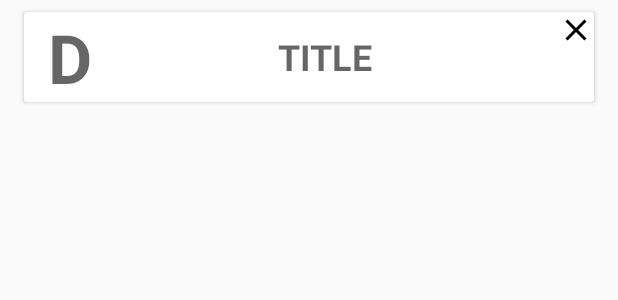
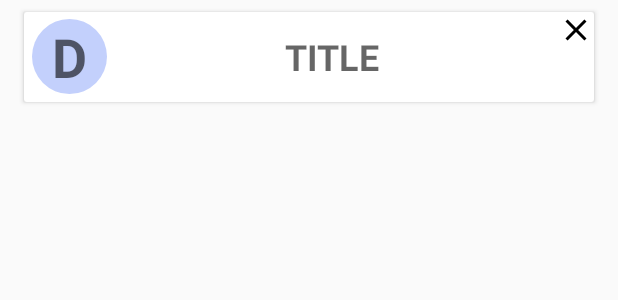
Before and after one commit to Golgoroth22/GeekBrains_Android2, an Android app: the layout note_detail_view.xml on its own in the app's theme, with its tools: preview values and no code run, on a phone screen of 412 x 824 dp. Shown: the top 300 px of the screen. Run offline under Robolectric (Android 15) with nearby library versions, the phone set to English and light mode, and no system bars.

Commit message:
Finish cardView for noteDetail

```diff
--- a/A2_L1/app/src/main/java/com/falin/valentin/a2_l1/ListFullViewItemActivity.java
+++ b/A2_L1/app/src/main/java/com/falin/valentin/a2_l1/ListFullViewItemActivity.java
@@ -70,7 +70,7 @@ public class ListFullViewItemActivity extends AppCompatActivity
 
         switch (id) {
             case R.id.action_delete_note: {
-                NotesTable.deleteNote(note, database);
+                NotesTable.deleteNote(note.getTitle(), database);
                 //FakeDB.getDb().remove(note_id);
                 //saveToFile(filePath);
                 Intent intent = new Intent(this, ListActivity.class);
--- a/A2_L1/app/src/main/java/com/falin/valentin/a2_l1/data/NotesTable.java
+++ b/A2_L1/app/src/main/java/com/falin/valentin/a2_l1/data/NotesTable.java
@@ -50,8 +50,8 @@ public class NotesTable {
                 "' WHERE " + COLUMN_NOTE_TITLE + " = '" + noteTitle + "';");
     }
 
-    public static void deleteNote(Note note, SQLiteDatabase db) {
-        db.delete(TABLE_NOTES_NAME, COLUMN_NOTE_TITLE + " = '" + note.getTitle() + "'", null);
+    public static void deleteNote(String noteTitle, SQLiteDatabase db) {
+        db.delete(TABLE_NOTES_NAME, COLUMN_NOTE_TITLE + " = '" + noteTitle + "'", null);
     }
 
     public static void deleteAll(SQLiteDatabase db) {
--- /dev/null
+++ b/A2_L1/app/src/main/res/drawable/shape_oval.xml
@@ -0,0 +1,8 @@
+<?xml version="1.0" encoding="utf-8"?>
+<selector xmlns:android="http://schemas.android.com/apk/res/android">
+    <item>
+        <shape android:shape="oval">
+            <solid android:color="@color/colorAccent" />
+        </shape>
+    </item>
+</selector>
--- a/A2_L1/app/src/main/res/layout/content_list.xml
+++ b/A2_L1/app/src/main/res/layout/content_list.xml
@@ -41,6 +41,8 @@
         android:id="@+id/content_list_view"
         android:layout_width="match_parent"
         android:layout_height="match_parent"
+        android:layout_marginLeft="@dimen/dimen_16dp"
+        android:layout_marginRight="@dimen/dimen_16dp"
         android:layout_marginTop="@dimen/dimen_40dp" />
 
     <TextView
--- a/A2_L1/app/src/main/res/layout/note_detail_view.xml
+++ b/A2_L1/app/src/main/res/layout/note_detail_view.xml
@@ -15,11 +15,15 @@
 
         <TextView
             android:id="@+id/card_view_first_letter_text"
-            style="@style/TextAppearance.AppCompat.Display2"
-            android:layout_width="wrap_content"
-            android:layout_height="wrap_content"
-            android:layout_marginLeft="@dimen/dimen_16dp"
+            android:layout_width="@dimen/dimen_50dp"
+            android:layout_height="@dimen/dimen_50dp"
+            android:layout_gravity="center"
+            android:layout_marginLeft="5dp"
+            android:background="@drawable/shape_oval"
+            android:gravity="center"
             android:hint="@string/d"
+            android:textColor="@android:color/black"
+            android:textSize="36sp"
             android:textStyle="bold" />
 
         <TextView
--- a/A2_L1/app/src/main/res/values/dimens.xml
+++ b/A2_L1/app/src/main/res/values/dimens.xml
@@ -11,4 +11,5 @@
     <dimen name="dimen_32sp">32sp</dimen>
     <dimen name="dimen_60dp">60dp</dimen>
     <dimen name="dimen_8dp">8dp</dimen>
+    <dimen name="dimen_50dp">50dp</dimen>
 </resources>
```
Also changed, not shown: A2_L1/app/src/main/java/com/falin/valentin/a2_l1/MyListViewAdapter.java (+28 -3 lines).
